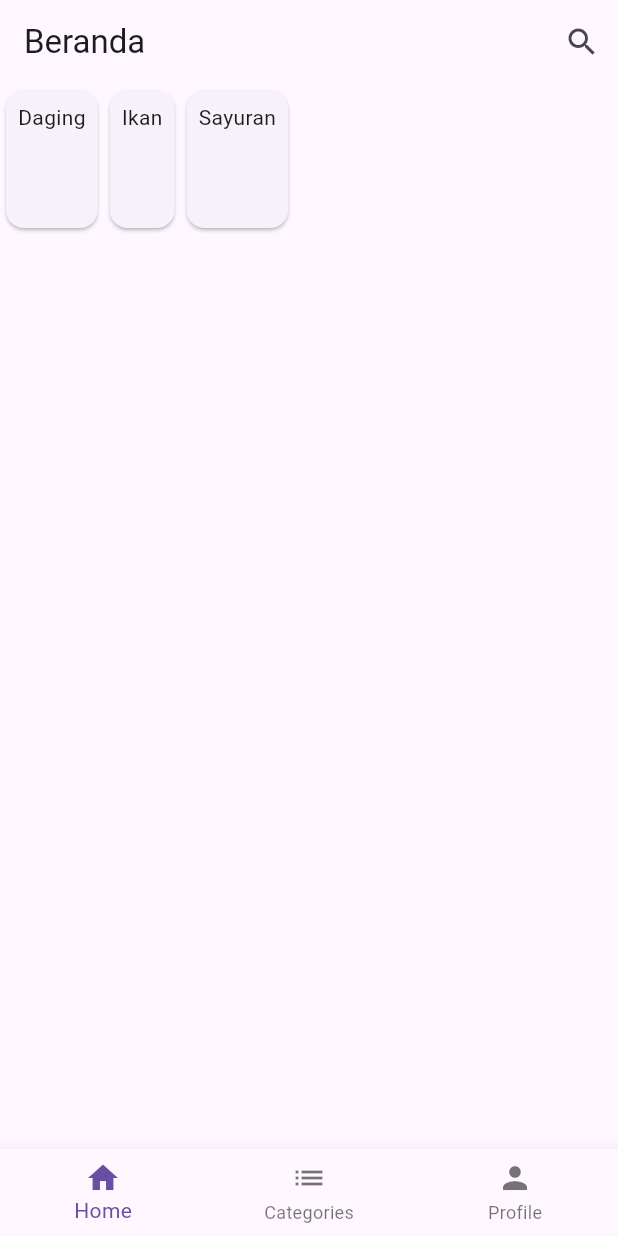
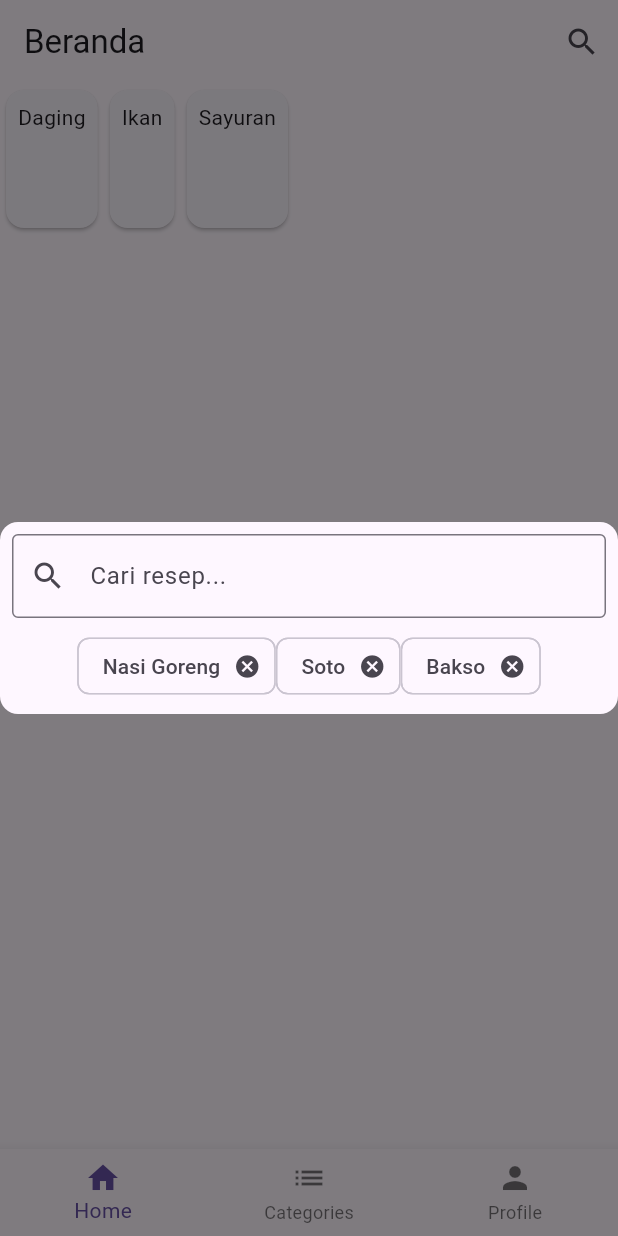
Before and after one commit to JonathanTanujaya/dwaw, a Flutter app: the screen it shows after launch, after a tap on the "search" icon, on a phone screen of 412 x 824 dp. Run offline on Flutter 3.47's test engine with Material 3 defaults, Android fonts, the phone set to English and light mode, and no system bars.

Commit message:
second attemp

```diff
--- a/Tugas Project/main/lib/HomeScreen.dart
+++ b/Tugas Project/main/lib/HomeScreen.dart
@@ -1,5 +1,6 @@
 import 'package:flutter/material.dart';
-import 'SearchOverlay.dart';
+import 'package:main/SearchOverlay.dart';
+
 
 class HomeScreen extends StatelessWidget {
   void _showSearchOverlay(BuildContext context) {
--- a/Tugas Project/main/lib/SearchOverlay.dart
+++ b/Tugas Project/main/lib/SearchOverlay.dart
@@ -7,8 +7,6 @@ class SearchOverlay extends ModalRoute<void> {
   @override
   bool get barrierDismissible => true;
 
-
-
   @override
   String? get barrierLabel => "Search";
 
@@ -17,6 +15,9 @@ class SearchOverlay extends ModalRoute<void> {
 
   @override
   Duration get transitionDuration => Duration(milliseconds: 300);
+
+  @override
+  bool get opaque => false;
 
   @override
   Widget buildPage(BuildContext context, Animation<double> animation, Animation<double> secondaryAnimation) {
@@ -49,10 +50,6 @@ class SearchOverlay extends ModalRoute<void> {
       ),
     );
   }
-
-  @override
-  // TODO: implement opaque
-  bool get opaque => throw UnimplementedError();
 }
 
 class KeywordChip extends StatelessWidget {
```
